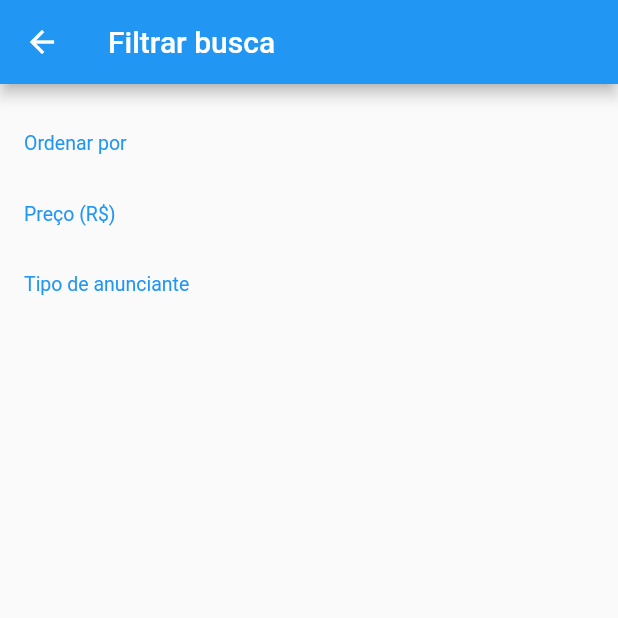
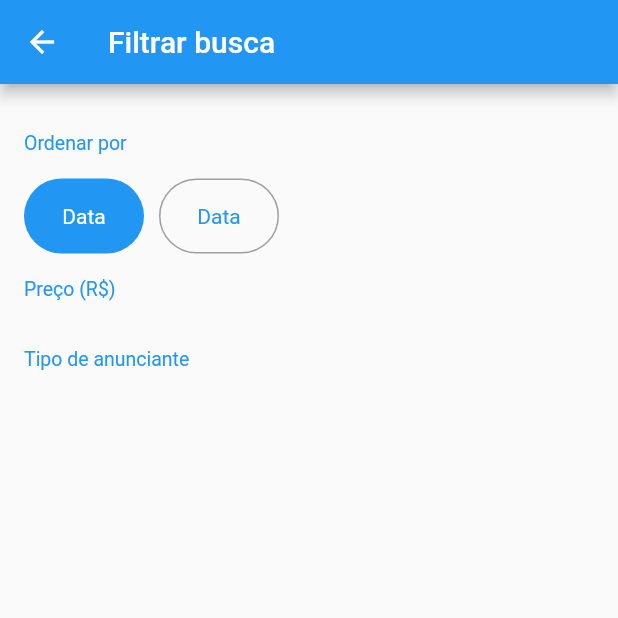
Before and after one commit to Ancora/my-xlo, a Flutter app: the FilterScreen screen opened directly, on a phone screen of 412 x 824 dp, the top half of it. Run offline on Flutter 3.47's test engine with Material 2 defaults, Android fonts, the phone set to English and light mode, and no system bars; our stand-ins replace rxdart.

Commit message:
273-8-Botões Order Date/Price.

```diff
--- /dev/null
+++ b/lib/models/filter.dart
@@ -0,0 +1 @@
+enum OrderBy { DATE, PRICE }
--- a/lib/screens/filter/filter_screen.dart
+++ b/lib/screens/filter/filter_screen.dart
@@ -1,5 +1,7 @@
 import 'package:flutter/material.dart';
+import 'package:myxlo/screens/filter/widgets/order_by_field.dart';
 import 'package:myxlo/screens/filter/widgets/section_title.dart';
+import 'package:myxlo/models/filter.dart';
 
 class FilterScreen extends StatefulWidget {
   @override
@@ -23,6 +25,10 @@ class _FilterScreenState extends State<FilterScreen> {
               padding: const EdgeInsets.all(16),
               children: <Widget>[
                 const SectionTitle(title: 'Ordenar por'),
+                OrderByField(
+                  initialValue: OrderBy.DATE,
+                  onSaved: (v) {},
+                ),
                 const SectionTitle(title: 'Preço (R\$)'),
                 const SectionTitle(title: 'Tipo de anunciante'),
               ],
--- /dev/null
+++ b/lib/screens/filter/widgets/order_by_field.dart
@@ -0,0 +1,82 @@
+import 'package:flutter/material.dart';
+import 'package:myxlo/models/filter.dart';
+
+class OrderByField extends StatelessWidget {
+  final FormFieldSetter<OrderBy> onSaved;
+  final OrderBy initialValue;
+
+  OrderByField({this.onSaved, this.initialValue});
+
+  @override
+  Widget build(BuildContext context) {
+    return FormField<OrderBy>(
+      initialValue: initialValue,
+      onSaved: onSaved,
+      builder: (state) {
+        return Row(
+          children: <Widget>[
+            GestureDetector(
+              onTap: () {
+                state.didChange(OrderBy.DATE);
+              },
+              child: Container(
+                height: 50,
+                width: 80,
+                decoration: BoxDecoration(
+                  border: Border.all(
+                    color: state.value == OrderBy.DATE
+                        ? Colors.transparent
+                        : Colors.grey,
+                  ),
+                  borderRadius: const BorderRadius.all(Radius.circular(50)),
+                  color: state.value == OrderBy.DATE
+                      ? Colors.blue
+                      : Colors.transparent,
+                ),
+                alignment: Alignment.center,
+                child: Text(
+                  'Data',
+                  style: TextStyle(
+                    color: state.value == OrderBy.DATE
+                        ? Colors.white
+                        : Colors.blue,
+                  ),
+                ),
+              ),
+            ),
+            const SizedBox(width: 10),
+            GestureDetector(
+              onTap: () {
+                state.didChange(OrderBy.PRICE);
+              },
+              child: Container(
+                height: 50,
+                width: 80,
+                decoration: BoxDecoration(
+                  border: Border.all(
+                    color: state.value == OrderBy.PRICE
+                        ? Colors.transparent
+                        : Colors.grey,
+                  ),
+                  borderRadius: const BorderRadius.all(Radius.circular(50)),
+                  color: state.value == OrderBy.PRICE
+                      ? Colors.blue
+                      : Colors.transparent,
+                ),
+                alignment: Alignment.center,
+                child: Text(
+                  'Data',
+                  style: TextStyle(
+                    color: state.value == OrderBy.PRICE
+                        ? Colors.white
+                        : Colors.blue,
+                  ),
+                ),
+              ),
+            ),
+          ],
+        );
+      },
+    );
+  }
+}
```
